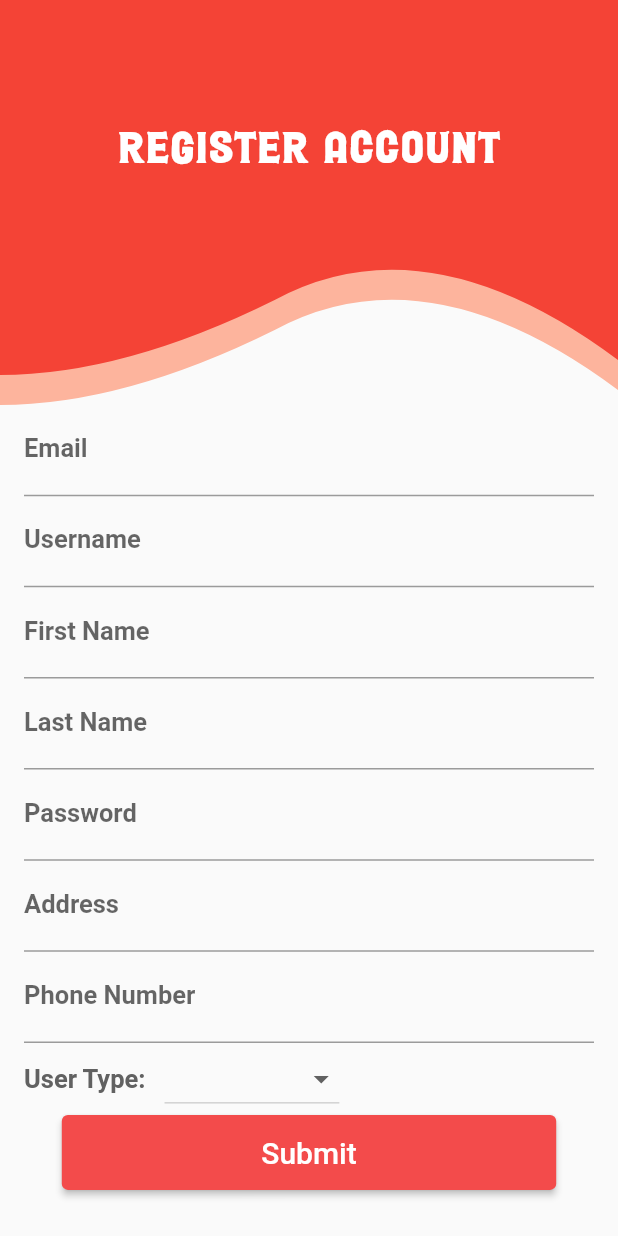
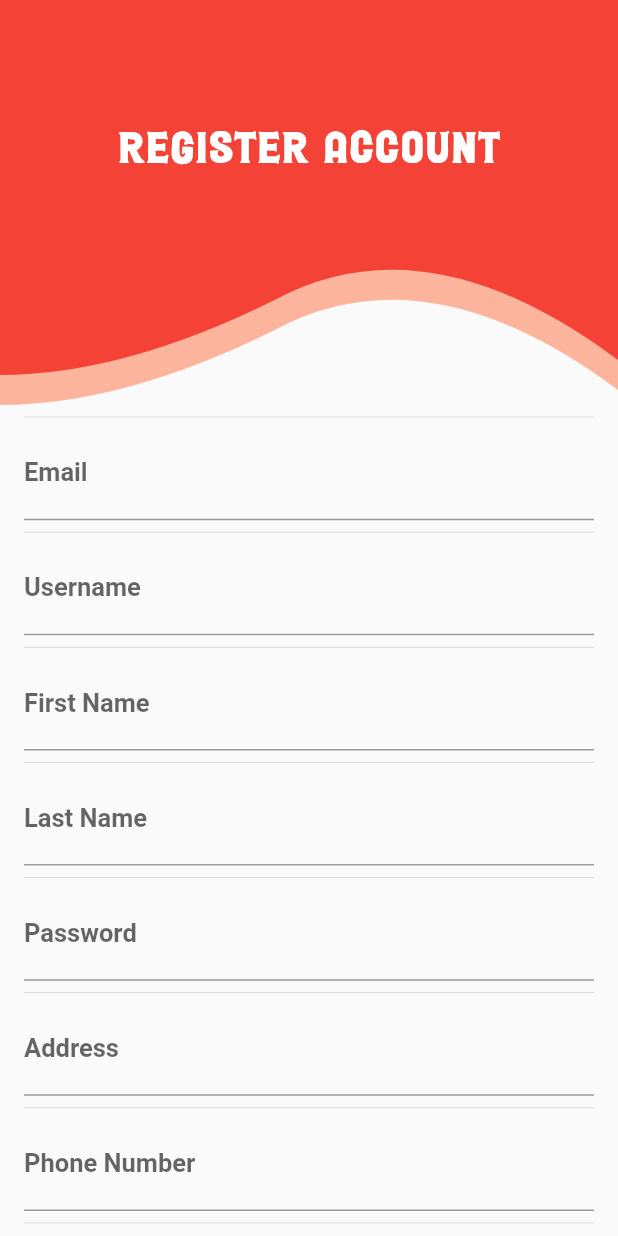
Before and after one commit to BisheshDangol/hastaakalaa_app, a Flutter app: the RegisterPage screen opened by its route, on a phone screen of 412 x 824 dp. Run offline on Flutter 3.47's test engine with Material 2 defaults, Android fonts, the phone set to English and light mode, and no system bars; our stand-ins replace bloc, dartz, equatable, flutter_bloc, freezed_annotation, get_it and 5 more; accounts and stored records are empty; project files that could hold a hidden picture were left out.

Commit message:
Designing form

```diff
--- a/hastaakalaa_app/lib/features/register/presentation/screens/register_page.dart
+++ b/hastaakalaa_app/lib/features/register/presentation/screens/register_page.dart
@@ -65,13 +65,21 @@ class RegisterPage extends StatelessWidget {
                       child: SingleChildScrollView(
                         child: Column(
                           children: [
+                            Divider(),
                             EmailTextFormField(),
+                            Divider(),
                             UserNameTextFormField(),
+                            Divider(),
                             FirstNameTextFormField(),
+                            Divider(),
                             LastNameTextFormField(),
+                            Divider(),
                             PasswordTextFormField(),
+                            Divider(),
                             AddressTextFormField(),
+                            Divider(),
                             PhoneNumberTextFormField(),
+                            Divider(),
                             Row(
                               // mainAxisAlignment: MainAxisAlignment.spaceBetween,
                               children: [
@@ -85,6 +93,7 @@ class RegisterPage extends StatelessWidget {
                                 UserTypeTextFormField(),
                               ],
                             ),
+                            Divider(),
                             AddRegisterButton(),
                             SizedBox(
                               height: 10,
@@ -109,6 +118,11 @@ class EmailTextFormField extends StatelessWidget {
   Widget build(BuildContext context) {
     return TextFormField(
       decoration: InputDecoration(
+        focusedBorder: OutlineInputBorder(
+          borderSide:
+              const BorderSide(color: Colors.deepOrangeAccent, width: 2.0),
+          borderRadius: BorderRadius.circular(5.0),
+        ),
         hintText: 'Enter you email address',
         labelText: 'Email',
         errorStyle: TextStyle(fontSize: 13),
@@ -134,6 +148,11 @@ class UserNameTextFormField extends StatelessWidget {
   Widget build(BuildContext context) {
     return TextFormField(
       decoration: InputDecoration(
+        focusedBorder: OutlineInputBorder(
+          borderSide:
+              const BorderSide(color: Colors.deepOrangeAccent, width: 2.0),
+          borderRadius: BorderRadius.circular(5.0),
+        ),
         hintText: 'Enter your username',
         labelText: 'Username',
         errorStyle: TextStyle(fontSize: 13),
@@ -159,6 +178,11 @@ class FirstNameTextFormField extends StatelessWidget {
   Widget build(BuildContext context) {
     return TextFormField(
       decoration: InputDecoration(
+        focusedBorder: OutlineInputBorder(
+          borderSide:
+              const BorderSide(color: Colors.deepOrangeAccent, width: 2.0),
+          borderRadius: BorderRadius.circular(5.0),
+        ),
         hintText: 'Enter your first name',
         labelText: 'First Name',
         errorStyle: TextStyle(fontSize: 13),
@@ -184,6 +208,11 @@ class LastNameTextFormField extends StatelessWidget {
   Widget build(BuildContext context) {
     return TextFormField(
       decoration: InputDecoration(
+        focusedBorder: OutlineInputBorder(
+          borderSide:
+              const BorderSide(color: Colors.deepOrangeAccent, width: 2.0),
+          borderRadius: BorderRadius.circular(5.0),
+        ),
         hintText: 'Enter your last name',
         labelText: 'Last Name',
         errorStyle: TextStyle(fontSize: 13),
@@ -209,6 +238,11 @@ class PasswordTextFormField extends StatelessWidget {
   Widget build(BuildContext context) {
     return TextFormField(
       decoration: InputDecoration(
+        focusedBorder: OutlineInputBorder(
+          borderSide:
+              const BorderSide(color: Colors.deepOrangeAccent, width: 2.0),
+          borderRadius: BorderRadius.circular(5.0),
+        ),
         hintText: 'Enter a password',
         labelText: 'Password',
         errorStyle: TextStyle(fontSize: 13),
@@ -234,6 +268,11 @@ class AddressTextFormField extends StatelessWidget {
   Widget build(BuildContext context) {
     return TextFormField(
       decoration: InputDecoration(
+        focusedBorder: OutlineInputBorder(
+          borderSide:
+              const BorderSide(color: Colors.deepOrangeAccent, width: 2.0),
+          borderRadius: BorderRadius.circular(5.0),
+        ),
         hintText: 'Enter your home address',
         labelText: 'Address',
         errorStyle: TextStyle(fontSize: 13),
@@ -259,6 +298,11 @@ class PhoneNumberTextFormField extends StatelessWidget {
   Widget build(BuildContext context) {
     return TextFormField(
       decoration: InputDecoration(
+        focusedBorder: OutlineInputBorder(
+          borderSide:
+              const BorderSide(color: Colors.deepOrangeAccent, width: 2.0),
+          borderRadius: BorderRadius.circular(5.0),
+        ),
         hintText: 'Enter your phone number',
         labelText: 'Phone Number',
         errorStyle: TextStyle(fontSize: 13),
```
